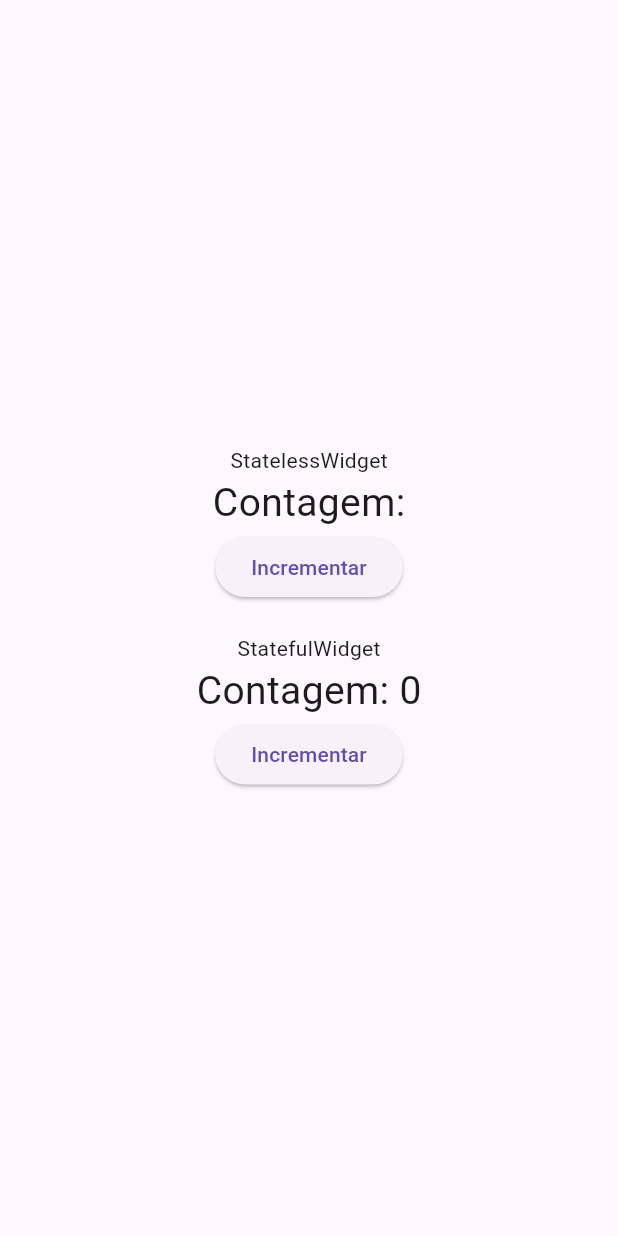
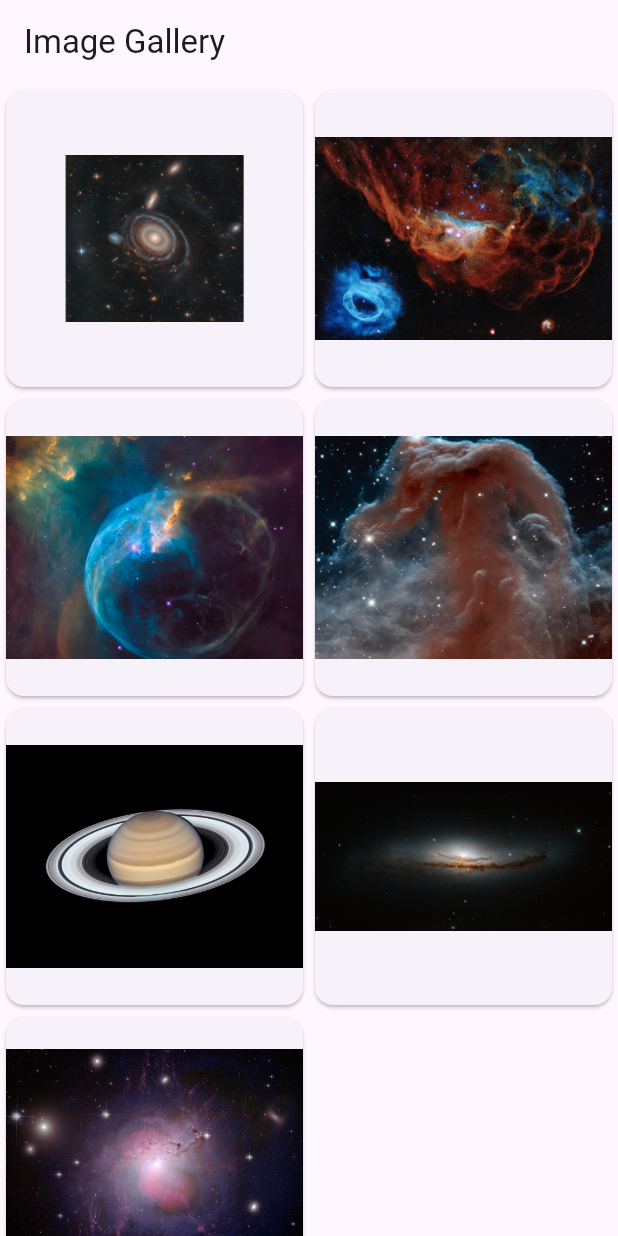
Before and after one commit to CarolBastos/image_gallery_app, a Flutter app: the screen it shows after launch, on a phone screen of 412 x 824 dp. Run offline on Flutter 3.47's test engine with Material 3 defaults, Android fonts, the phone set to English and light mode, and no system bars.

Commit message:
aula 2 - rotas

```diff
--- /dev/null
+++ b/lib/image_view.dart
@@ -0,0 +1,14 @@
+import 'package:flutter/material.dart';
+
+class ImageView extends StatelessWidget {
+  @override
+  Widget build(BuildContext context) {
+    final String imagePath =
+        ModalRoute.of(context)!.settings.arguments as String;
+
+    return Scaffold(
+      appBar: AppBar(title: Text('View Image')),
+      body: Center(child: Image.asset(imagePath)),
+    );
+  }
+}
--- a/lib/main.dart
+++ b/lib/main.dart
@@ -1,4 +1,6 @@
 import 'package:flutter/material.dart';
+
+import 'image_view.dart';
 
 void main() {
   runApp(MyApp());
@@ -8,75 +10,50 @@ class MyApp extends StatelessWidget {
   @override
   Widget build(BuildContext context) {
     return MaterialApp(
-      home: Scaffold(
-        body: Column(
-          mainAxisAlignment: MainAxisAlignment.center,
-          children: [
-            CounterStateless(),
-            SizedBox(height: 20),
-            CounterStateful(),
-          ],
+      title: 'Image Gallery App',
+      theme: ThemeData(primarySwatch: Colors.blue),
+      initialRoute: '/',
+      routes: {
+        '/': (context) => ImageGallery(),
+        '/image-view': (context) => ImageView(),
+      },
+    );
+  }
+}
+
+class ImageGallery extends StatelessWidget {
+  final List<String> images = [
+    'assets/images/image1.png',
+    'assets/images/image2.jpg',
+    'assets/images/image3.jpg',
+    'assets/images/image4.jpg',
+    'assets/images/image5.jpg',
+    'assets/images/image6.jpg',
+    'assets/images/image7.jpg',
+  ];
+
+  @override
+  Widget build(BuildContext context) {
+    return Scaffold(
+      appBar: AppBar(title: Text('Image Gallery')),
+      body: GridView.builder(
+        gridDelegate: SliverGridDelegateWithFixedCrossAxisCount(
+          crossAxisCount: 2, // Número de colunas
         ),
+        itemCount: images.length,
+        itemBuilder: (context, index) {
+          return GestureDetector(
+            onTap: () {
+              Navigator.pushNamed(
+                context,
+                '/image-view',
+                arguments: images[index],
+              );
+            },
+            child: Card(child: Image.asset(images[index])),
+          );
+        },
       ),
     );
   }
 }
-
-//widget estático, nãp requer mudanças de estado
-class CounterStateless extends StatelessWidget {
-  int _counter = 0;
-
-  void _incrementCounter() {
-    _counter++;
-  }
-
-  @override
-  Widget build(BuildContext context) {
-    return Center(
-      child: Column(
-        children: [
-          Text('StatelessWidget'),
-          Text('Contagem:', style: TextStyle(fontSize: 26)),
-          ElevatedButton(
-            onPressed: _incrementCounter,
-            child: Text('Incrementar'),
-          ),
-        ],
-      ),
-    );
-  }
-}
-
-//widget dinamico, o estado pode mudar
-class CounterStateful extends StatefulWidget {
-  @override
-  State<StatefulWidget> createState() {
-    return _CounterStateful();
-  }
-}
-
-class _CounterStateful extends State<CounterStateful> {
-  int _counter = 0;
-
-  void _incrementCounter() {
-    setState(() {
-      _counter++;
-    });
-  }
-
-  @override
-  Widget build(BuildContext context) {
-    return Center(
-      child: Column(
-        children: [
-          Text('StatefulWidget'),
-          Text('Contagem: $_counter', style: TextStyle(fontSize: 26)),
-          ElevatedButton(
-            onPressed: _incrementCounter,
-            child: Text('Incrementar'),
-          ),
-        ],
-      ),
-    );
-  }
-}
```
